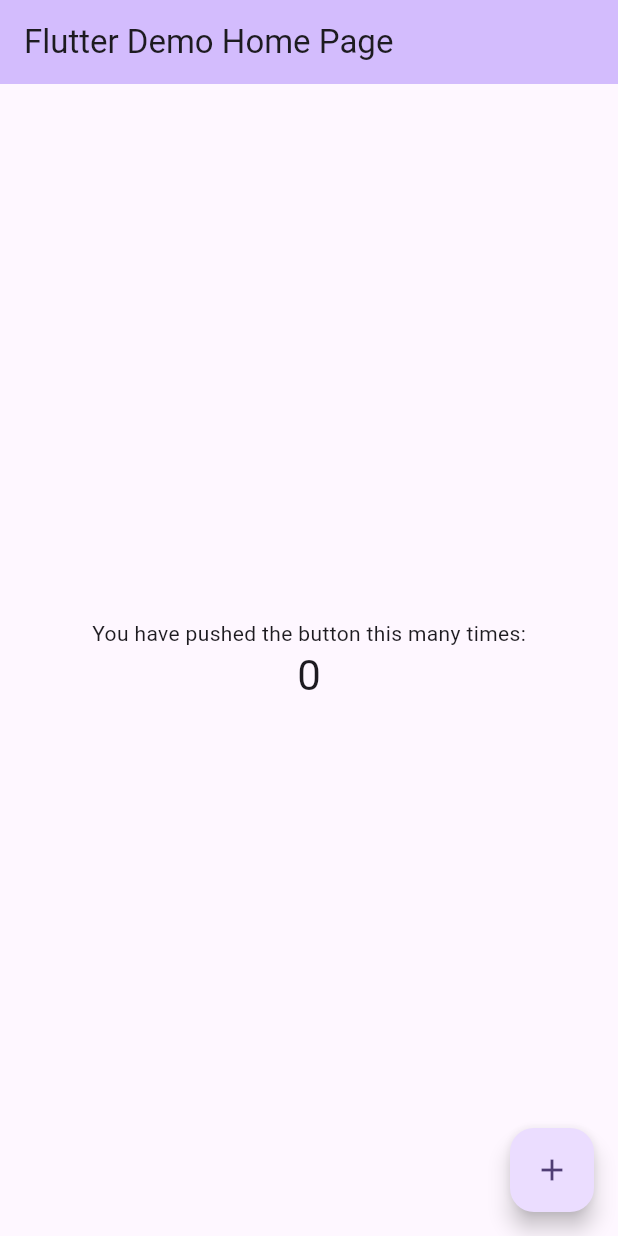
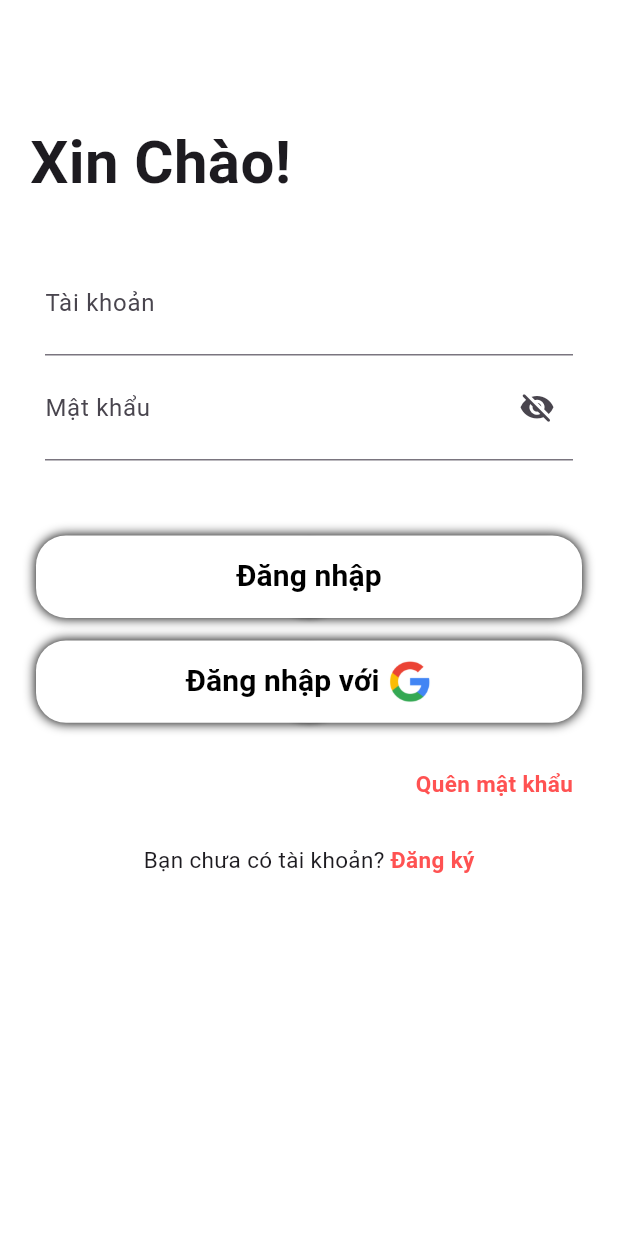
Before and after one commit to ahntnie/IOT_APP, a Flutter app: the screen it shows after launch, on a phone screen of 412 x 824 dp. Run offline on Flutter 3.47's test engine with Material 2 defaults, Android fonts, the light colour scheme and no system bars; our stand-ins replace firebase_auth, google_sign_in; accounts and stored records are empty.

Commit message:
signinGoogle

```diff
--- /dev/null
+++ b/lib/components/signin_signup/signin.dart
@@ -0,0 +1,195 @@
+import 'package:firebase_auth/firebase_auth.dart';
+import 'package:google_sign_in/google_sign_in.dart';
+import 'package:flutter/material.dart';
+
+class SignIn extends StatefulWidget {
+  const SignIn({super.key});
+
+  @override
+  State<SignIn> createState() => _SignInState();
+}
+
+class _SignInState extends State<SignIn> {
+  Future<UserCredential> signInWithGoogle() async {
+    // Trigger the authentication flow
+    final GoogleSignInAccount? googleUser = await GoogleSignIn().signIn();
+
+    // Obtain the auth details from the request
+    final GoogleSignInAuthentication? googleAuth =
+        await googleUser?.authentication;
+
+    // Create a new credential
+    final credential = GoogleAuthProvider.credential(
+      accessToken: googleAuth?.accessToken,
+      idToken: googleAuth?.idToken,
+    );
+
+    // Once signed in, return the UserCredential
+    return await FirebaseAuth.instance.signInWithCredential(credential);
+  }
+
+  bool obs = true;
+  @override
+  Widget build(BuildContext context) {
+    return SafeArea(
+      child: Scaffold(
+        backgroundColor: Colors.white,
+        body: SingleChildScrollView(
+          child:
+              Column(crossAxisAlignment: CrossAxisAlignment.start, children: [
+            Container(
+              padding: const EdgeInsets.only(top: 80, left: 20),
+              child: const Text(
+                "Xin Chào!",
+                style: TextStyle(fontWeight: FontWeight.bold, fontSize: 40),
+              ),
+            ),
+            Container(
+              margin: const EdgeInsets.only(top: 30),
+              padding: const EdgeInsets.symmetric(horizontal: 30),
+              child: const TextField(
+                decoration: InputDecoration(
+                  contentPadding: EdgeInsets.symmetric(vertical: 15.0),
+                  labelText: 'Tài khoản',
+                ),
+              ),
+            ),
+            Container(
+              padding: const EdgeInsets.symmetric(horizontal: 30),
+              child: TextField(
+                obscureText: obs,
+                decoration: InputDecoration(
+                    contentPadding: const EdgeInsets.symmetric(vertical: 15.0),
+                    labelText: 'Mật khẩu',
+                    suffixIcon: IconButton(
+                      icon: obs
+                          ? const Icon(Icons.visibility_off_rounded)
+                          : const Icon(Icons.remove_red_eye),
+                      onPressed: () {
+                        setState(() {
+                          obs = !obs;
+                        });
+                      },
+                    )),
+              ),
+            ),
+            const SizedBox(
+              height: 50,
+            ),
+            ElevatedButton(
+              style: ElevatedButton.styleFrom(shape: const CircleBorder()),
+              onPressed: () {},
+              child: Container(
+                decoration: BoxDecoration(
+                    borderRadius: BorderRadius.circular(20),
+                    color: Colors.white,
+                    boxShadow: const [
+                      BoxShadow(
+                        color: Colors.black,
+                        spreadRadius: 0.3,
+                        blurRadius: 6,
+                      )
+                    ]),
+                width: MediaQuery.of(context).size.width,
+                height: MediaQuery.of(context).size.height / 15,
+                child: const Center(
+                  child: Text(
+                    "Đăng nhập",
+                    style: TextStyle(
+                        color: Colors.black,
+                        fontSize: 20,
+                        fontWeight: FontWeight.bold),
+                  ),
+                ),
+              ),
+            ),
+            const SizedBox(
+              height: 15,
+            ),
+            ElevatedButton(
+              style: ElevatedButton.styleFrom(shape: const CircleBorder()),
+              onPressed: () {
+                 signInWithGoogle();
+              },
+              child: Container(
+                decoration: BoxDecoration(
+                    borderRadius: BorderRadius.circular(20),
+                    color: Colors.white,
+                    boxShadow: const [
+                      BoxShadow(
+                        color: Colors.black,
+                        spreadRadius: 0.3,
+                        blurRadius: 6,
+                      )
+                    ]),
+                width: MediaQuery.of(context).size.width,
+                height: MediaQuery.of(context).size.height / 15,
+                child: Center(
+                  child: Row(
+                    mainAxisAlignment: MainAxisAlignment.center,
+                    children: [
+                      const Text(
+                        "Đăng nhập với ",
+                        style: TextStyle(
+                            color: Colors.black,
+                            fontSize: 20,
+                            fontWeight: FontWeight.bold),
+                      ),
+                      Image.asset(
+                        "assets/images/icongg.png",
+                        width: 30,
+                        height: 30,
+                      ),
+                    ],
+                  ),
+                ),
+              ),
+            ),
+            Padding(
+              padding: const EdgeInsets.only(right: 30, top: 30),
+              child: Row(
+                mainAxisAlignment: MainAxisAlignment.end,
+                children: [
+                  InkWell(
+                      onTap: () {},
+                      child: const Text(
+                        "Quên mật khẩu",
+                        style: TextStyle(
+                            color: Colors.redAccent,
+                            fontSize: 15,
+                            fontWeight: FontWeight.bold),
+                      )),
+                ],
+              ),
+            ),
+            Padding(
+              padding: const EdgeInsets.symmetric(vertical: 30),
+              child: Row(
+                mainAxisAlignment: MainAxisAlignment.center,
+                children: [
+                  const Text(
+                    "Bạn chưa có tài khoản? ",
+                    style: TextStyle(fontSize: 15),
+                  ),
+                  InkWell(
+                    onTap: () {
+                      Navigator.popUntil(context, (route) => route.isFirst);
+                      Navigator.pushNamed(context, '/signup');
+                    },
+                    child: const Text(
+                      "Đăng ký",
+                      style: TextStyle(
+                          color: Colors.redAccent,
+                          fontSize: 15,
+                          fontWeight: FontWeight.bold),
+                    ),
+                  )
+                ],
+              ),
+            )
+          ]),
+        ),
+      ),
+    );
+  }
+}
--- a/lib/main.dart
+++ b/lib/main.dart
@@ -1,4 +1,6 @@
 import 'package:flutter/material.dart';
+import 'package:iot_app/components/signin_signup/signin.dart';
+import 'package:iot_app/components/signin_signup/signup.dart';
 
 void main() {
   runApp(const MyApp());
@@ -11,6 +13,7 @@ class MyApp extends StatelessWidget {
   @override
   Widget build(BuildContext context) {
     return MaterialApp(
+      debugShowCheckedModeBanner: false,
       title: 'Flutter Demo',
       theme: ThemeData(
         // This is the theme of your application.
@@ -31,95 +34,92 @@ class MyApp extends StatelessWidget {
         colorScheme: ColorScheme.fromSeed(seedColor: Colors.deepPurple),
         useMaterial3: true,
       ),
-      home: const MyHomePage(title: 'Flutter Demo Home Page'),
+      home: const SignIn(),
+      initialRoute: '/signin',
+      routes: {
+        '/signin': (context) => const SignIn(),
+        '/signup': (context) => const SignUp()
+      },
     );
   }
 }
 
-class MyHomePage extends StatefulWidget {
-  const MyHomePage({super.key, required this.title});
+// class MyHomePage extends StatefulWidget {
+//   const MyHomePage({super.key, required this.title});
 
-  // This widget is the home page of your application. It is stateful, meaning
-  // that it has a State object (defined below) that contains fields that affect
-  // how it looks.
 
-  // This class is the configuration for the state. It holds the values (in this
-  // case the title) provided by the parent (in this case the App widget) and
-  // used by the build method of the State. Fields in a Widget subclass are
-  // always marked "final".
+//   final String title;
 
-  final String title;
+//   @override
+//   State<MyHomePage> createState() => _MyHomePageState();
+// }
 
-  @override
-  State<MyHomePage> createState() => _MyHomePageState();
-}
+// class _MyHomePageState extends State<MyHomePage> {
+//   int _counter = 0;
 
-class _MyHomePageState extends State<MyHomePage> {
-  int _counter = 0;
+//   void _incrementCounter() {
+//     setState(() {
+//       // This call to setState tells the Flutter framework that something has
+//       // changed in this State, which causes it to rerun the build method below
+//       // so that the display can reflect the updated values. If we changed
+//       // _counter without calling setState(), then the build method would not be
+//       // called again, and so nothing would appear to happen.
+//       _counter++;
+//     });
+//   }
 
-  void _incrementCounter() {
-    setState(() {
-      // This call to setState tells the Flutter framework that something has
-      // changed in this State, which causes it to rerun the build method below
-      // so that the display can reflect the updated values. If we changed
-      // _counter without calling setState(), then the build method would not be
-      // called again, and so nothing would appear to happen.
-      _counter++;
-    });
-  }
-
-  @override
-  Widget build(BuildContext context) {
-    // This method is rerun every time setState is called, for instance as done
-    // by the _incrementCounter method above.
-    //
-    // The Flutter framework has been optimized to make rerunning build methods
-    // fast, so that you can just rebuild anything that needs updating rather
-    // than having to individually change instances of widgets.
-    return Scaffold(
-      appBar: AppBar(
-        // TRY THIS: Try changing the color here to a specific color (to
-        // Colors.amber, perhaps?) and trigger a hot reload to see the AppBar
-        // change color while the other colors stay the same.
-        backgroundColor: Theme.of(context).colorScheme.inversePrimary,
-        // Here we take the value from the MyHomePage object that was created by
-        // the App.build method, and use it to set our appbar title.
-        title: Text(widget.title),
-      ),
-      body: Center(
-        // Center is a layout widget. It takes a single child and positions it
-        // in the middle of the parent.
-        child: Column(
-          // Column is also a layout widget. It takes a list of children and
-          // arranges them vertically. By default, it sizes itself to fit its
-          // children horizontally, and tries to be as tall as its parent.
-          //
-          // Column has various properties to control how it sizes itself and
-          // how it positions its children. Here we use mainAxisAlignment to
-          // center the children vertically; the main axis here is the vertical
-          // axis because Columns are vertical (the cross axis would be
-          // horizontal).
-          //
-          // TRY THIS: Invoke "debug painting" (choose the "Toggle Debug Paint"
-          // action in the IDE, or press "p" in the console), to see the
-          // wireframe for each widget.
-          mainAxisAlignment: MainAxisAlignment.center,
-          children: <Widget>[
-            const Text(
-              'You have pushed the button this many times:',
-            ),
-            Text(
-              '$_counter',
-              style: Theme.of(context).textTheme.headlineMedium,
-            ),
-          ],
-        ),
-      ),
-      floatingActionButton: FloatingActionButton(
-        onPressed: _incrementCounter,
-        tooltip: 'Increment',
-        child: const Icon(Icons.add),
-      ), // This trailing comma makes auto-formatting nicer for build methods.
-    );
-  }
-}
+//   @override
+//   Widget build(BuildContext context) {
+//     // This method is rerun every time setState is called, for instance as done
+//     // by the _incrementCounter method above.
+//     //
+//     // The Flutter framework has been optimized to make rerunning build methods
+//     // fast, so that you can just rebuild anything that needs updating rather
+//     // than having to individually change instances of widgets.
+//     return Scaffold(
+//       appBar: AppBar(
+//         // TRY THIS: Try changing the color here to a specific color (to
+//         // Colors.amber, perhaps?) and trigger a hot reload to see the AppBar
+//         // change color while the other colors stay the same.
+//         backgroundColor: Theme.of(context).colorScheme.inversePrimary,
+//         // Here we take the value from the MyHomePage object that was created by
+//         // the App.build method, and use it to set our appbar title.
+//         title: Text(widget.title),
+//       ),
+//       body: Center(
+//         // Center is a layout widget. It takes a single child and positions it
+//         // in the middle of the parent.
+//         child: Column(
+//           // Column is also a layout widget. It takes a list of children and
+//           // arranges them vertically. By default, it sizes itself to fit its
+//           // children horizontally, and tries to be as tall as its parent.
+//           //
+//           // Column has various properties to control how it sizes itself and
+//           // how it positions its children. Here we use mainAxisAlignment to
+//           // center the children vertically; the main axis here is the vertical
+//           // axis because Columns are vertical (the cross axis would be
+//           // horizontal).
+//           //
+//           // TRY THIS: Invoke "debug painting" (choose the "Toggle Debug Paint"
+//           // action in the IDE, or press "p" in the console), to see the
+//           // wireframe for each widget.
+//           mainAxisAlignment: MainAxisAlignment.center,
+//           children: <Widget>[
+//             const Text(
+//               'You have pushed the button this many times:',
+//             ),
+//             Text(
+//               '$_counter',
+//               style: Theme.of(context).textTheme.headlineMedium,
+//             ),
+//           ],
+//         ),
+//       ),
+//       floatingActionButton: FloatingActionButton(
+//         onPressed: _incrementCounter,
+//         tooltip: 'Increment',
+//         child: const Icon(Icons.add),
+//       ), // This trailing comma makes auto-formatting nicer for build methods.
+//     );
+//   }
+// }
--- a/pubspec.yaml
+++ b/pubspec.yaml
@@ -32,9 +32,12 @@ dependencies:
     sdk: flutter
 
 
+
   # The following adds the Cupertino Icons font to your application.
   # Use with the CupertinoIcons class for iOS style icons.
   cupertino_icons: ^1.0.2
+  google_sign_in: ^6.1.6
+  firebase_auth: ^4.14.0
 
 dev_dependencies:
   flutter_test:
@@ -60,7 +63,7 @@ flutter:
 
   # To add assets to your application, add an assets section, like this:
   assets:
-    - assets/images
+    - assets/images/
   #   - images/a_dot_ham.jpeg
 
   # An image asset can refer to one or more resolution-specific "variants", see
```
Also changed, not shown: lib/components/signin_signup/signup.dart (added, +155 -0 lines), assets/images/icongg.png (added), pubspec.lock, 4 other files.
